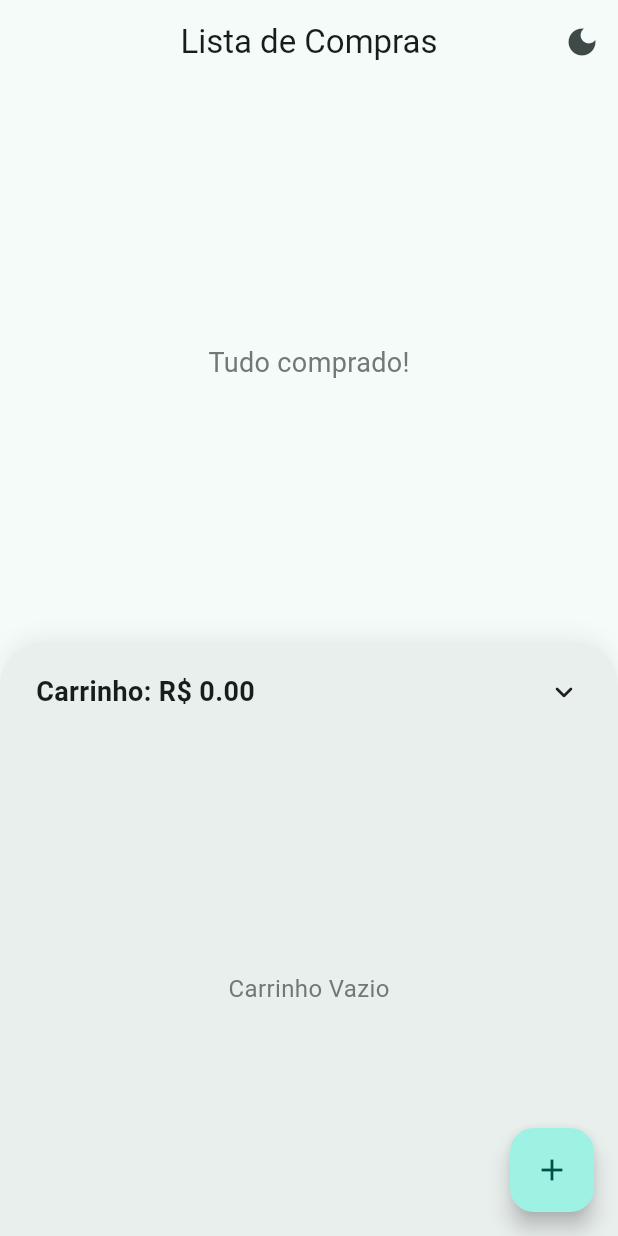
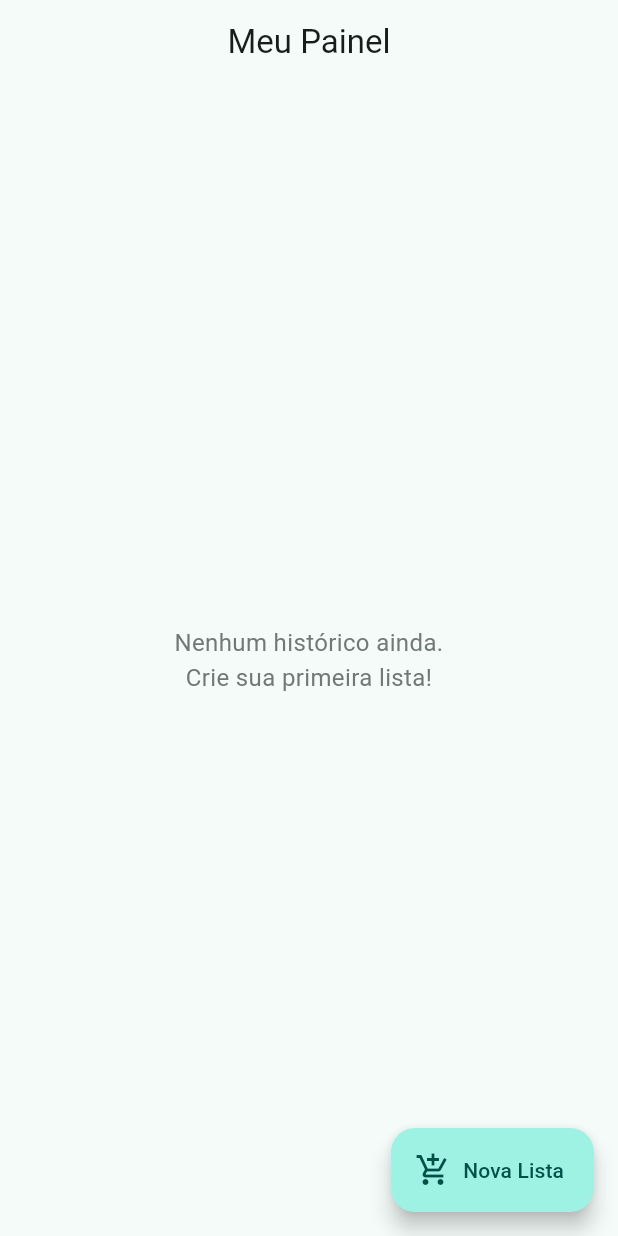
Before and after one commit to bispoalef/lista_do_mercadinho, a Flutter app: the screen it shows after launch, on a phone screen of 412 x 824 dp. Run offline on Flutter 3.47's test engine with Material 3 defaults, Android fonts, the phone set to English and light mode, and no system bars; our stand-ins replace sqflite; accounts and stored records are empty.

Commit message:
criando tela de homepage com estatisticas das ultimas compras

```diff
--- /dev/null
+++ b/lib/features/compras/view/pages/dashboard_page.dart
@@ -0,0 +1,164 @@
+import 'package:flutter/material.dart';
+import 'package:intl/intl.dart';
+import 'package:lista_do_mercadinho/core/database/db_helper.dart';
+
+class DashboardPage extends StatefulWidget {
+  const DashboardPage({Key? key}) : super(key: key);
+
+  @override
+  State<DashboardPage> createState() => _DashboardPageState();
+}
+
+class _DashboardPageState extends State<DashboardPage> {
+  final formatadorMoeda = NumberFormat.currency(locale: 'pt_BR', symbol: 'R\$');
+  final formatadorData = DateFormat('dd/MM/yyyy - HH:mm');
+
+  @override
+  Widget build(BuildContext context) {
+    return Scaffold(
+      appBar: AppBar(title: const Text('Meu Painel')),
+      body: FutureBuilder<List<Map<String, dynamic>>>(
+        future: DbHelper.instance.getHistoricoCompras(),
+        builder: (context, snapshot) {
+          if (snapshot.connectionState == ConnectionState.waiting) {
+            return const Center(child: CircularProgressIndicator());
+          }
+
+          if (!snapshot.hasData || snapshot.data!.isEmpty) {
+            return Center(
+              child: Text(
+                'Nenhum histórico ainda.\nCrie sua primeira lista!',
+                textAlign: TextAlign.center,
+                style: TextStyle(
+                  color: Theme.of(context).colorScheme.outline,
+                  fontSize: 16,
+                ),
+              ),
+            );
+          }
+
+          final compras = snapshot.data!;
+
+          final gastoTotal = compras.fold<double>(
+            0,
+            (soma, item) => soma + (item['valorTotal'] as double),
+          );
+          final gastoMedio = gastoTotal / compras.length;
+
+          return ListView(
+            padding: const EdgeInsets.all(16),
+            children: [
+              Card(
+                color: Theme.of(context).colorScheme.primaryContainer,
+                elevation: 0,
+                child: Padding(
+                  padding: const EdgeInsets.all(20),
+                  child: Column(
+                    children: [
+                      const Text(
+                        'Estatísticas Gerais',
+                        style: TextStyle(
+                          fontSize: 18,
+                          fontWeight: FontWeight.bold,
+                        ),
+                      ),
+                      const SizedBox(height: 16),
+                      Row(
+                        mainAxisAlignment: MainAxisAlignment.spaceAround,
+                        children: [
+                          _EstatisticaItem(
+                            titulo: 'Gasto Total',
+                            valor: formatadorMoeda.format(gastoTotal),
+                          ),
+                          _EstatisticaItem(
+                            titulo: 'Média/Lista',
+                            valor: formatadorMoeda.format(gastoMedio),
+                          ),
+                        ],
+                      ),
+                    ],
+                  ),
+                ),
+              ),
+              const SizedBox(height: 24),
+
+              Text(
+                'Últimas Compras',
+                style: Theme.of(context).textTheme.titleLarge,
+              ),
+              const SizedBox(height: 10),
+              ...compras.map((compra) {
+                final dataCompra = DateTime.parse(compra['data']);
+                return Card(
+                  margin: const EdgeInsets.only(bottom: 12),
+                  child: ListTile(
+                    leading: CircleAvatar(
+                      backgroundColor: Theme.of(
+                        context,
+                      ).colorScheme.secondaryContainer,
+                      child: const Icon(Icons.shopping_cart_outlined),
+                    ),
+                    title: Text(
+                      formatadorData.format(dataCompra),
+                      style: const TextStyle(fontWeight: FontWeight.bold),
+                    ),
+                    trailing: Text(
+                      formatadorMoeda.format(compra['valorTotal']),
+                      style: const TextStyle(
+                        fontSize: 16,
+                        fontWeight: FontWeight.w600,
+                      ),
+                    ),
+                  ),
+                );
+              }),
+              const SizedBox(height: 80),
+            ],
+          );
+        },
+      ),
+
+      floatingActionButton: FloatingActionButton.extended(
+        onPressed: () {
+          Navigator.pushNamed(context, 'home').then((_) {
+            setState(() {});
+          });
+        },
+        icon: const Icon(Icons.add_shopping_cart),
+        label: const Text('Nova Lista'),
+      ),
+    );
+  }
+}
+
+class _EstatisticaItem extends StatelessWidget {
+  final String titulo;
+  final String valor;
+
+  const _EstatisticaItem({required this.titulo, required this.valor});
+
+  @override
+  Widget build(BuildContext context) {
+    return Column(
+      children: [
+        Text(
+          titulo,
+          style: TextStyle(
+            color: Theme.of(
+              context,
+            ).colorScheme.onPrimaryContainer.withValues(alpha: 0.7),
+          ),
+        ),
+        const SizedBox(height: 4),
+        Text(
+          valor,
+          style: TextStyle(
+            fontSize: 20,
+            fontWeight: FontWeight.bold,
+            color: Theme.of(context).colorScheme.onPrimaryContainer,
+          ),
+        ),
+      ],
+    );
+  }
+}
--- a/lib/main.dart
+++ b/lib/main.dart
@@ -1,4 +1,5 @@
 import 'package:flutter/material.dart';
+import 'package:lista_do_mercadinho/features/compras/view/pages/dashboard_page.dart';
 import 'package:provider/provider.dart';
 
 import 'core/theme/theme_provider.dart';
@@ -53,8 +54,11 @@ class MyApp extends StatelessWidget {
               ),
             ),
             themeMode: themeProvider.themeMode,
-            initialRoute: 'home',
-            routes: {'home': (context) => const HomePage()},
+            initialRoute: 'dashboard',
+            routes: {
+              'dashboard': (context) => const DashboardPage(),
+              'home': (context) => const HomePage(),
+            },
           );
         },
       ),
```
